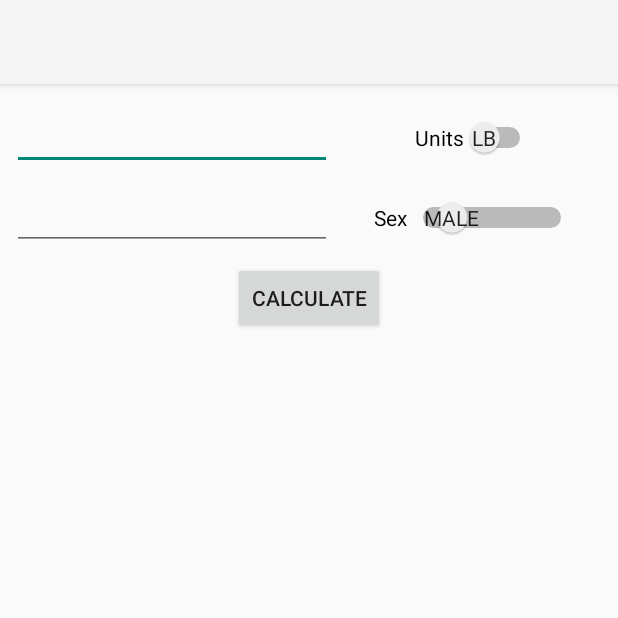
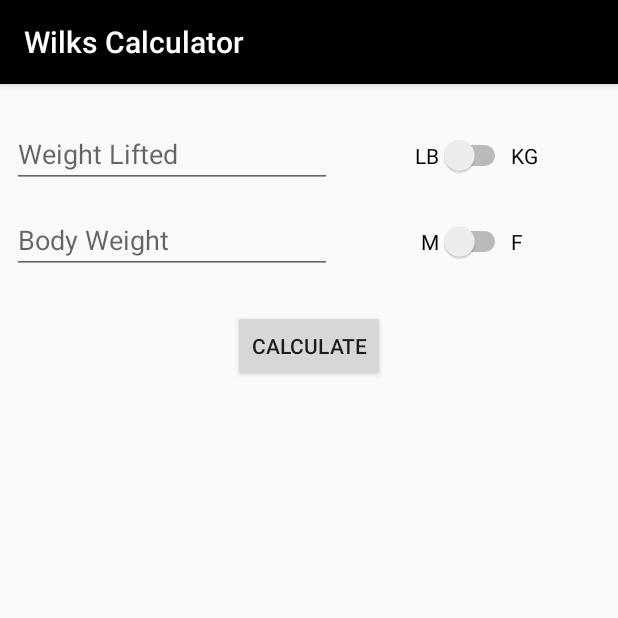
Before and after one commit to Pumbaya/KiloKonverter, an Android app: the screen it shows after launch (WilksActivity), after a tap on "Configure Weights", on a phone screen of 412 x 824 dp, the top half of it. Run offline under Robolectric (Android 15) with nearby library versions, the phone set to English and light mode, and no system bars.

Commit message:
Mostly finished. Well enough to upload to store and start using. Bug galore though, probably.

```diff
--- a/app/build.gradle
+++ b/app/build.gradle
@@ -9,7 +9,7 @@
     compileSdkVersion 28
     defaultConfig {
         applicationId "com.example.pmoayer.kilokonverter"
-        minSdkVersion 15
+        minSdkVersion 21
         targetSdkVersion 28
         versionCode 1
         versionName "1.0"
@@ -21,10 +21,12 @@
             proguardFiles getDefaultProguardFile('proguard-android.txt'), 'proguard-rules.pro'
         }
     }
+    productFlavors {
+    }
 }
 
 dependencies {
-    implementation fileTree(dir: 'libs', include: ['*.jar'])
+    implementation fileTree(include: ['*.jar'], dir: 'libs')
     implementation "org.jetbrains.kotlin:kotlin-stdlib-jre7:$kotlin_version"
     implementation 'com.android.support:appcompat-v7:28.0.0-alpha3'
     implementation 'com.android.support.constraint:constraint-layout:1.1.2'
--- a/app/src/main/java/com/example/pmoayer/kilokonverter/MainActivity.kt
+++ b/app/src/main/java/com/example/pmoayer/kilokonverter/MainActivity.kt
@@ -2,6 +2,8 @@
 
 
 import android.content.Context
+import android.content.res.ColorStateList
+import android.graphics.Color
 import android.os.Bundle
 import android.support.constraint.ConstraintSet
 import android.support.v7.widget.GridLayoutManager
@@ -94,7 +96,7 @@
                 val weight: Double = inputWeight.text.toString().toDouble()
                 val frequencyMap: HashMap<Weight, Int>
                 val conversion: String
-                var tmp: Triple<Double, Weight, HashMap<Weight, Int>>
+                val tmp: Triple<Double, Weight, HashMap<Weight, Int>>
 
                 if (unitsRadioGroup.checkedRadioButtonId == kiloButton.id) {
                     val barbellRadioButton = pound_barbell_buttons.findViewById<RadioButton>(pound_barbell_buttons.checkedRadioButtonId)
@@ -111,7 +113,7 @@
                 val barbell = tmp.second
                 frequencyMap = tmp.third
 
-                var entries = frequencyMap.entries
+                val entries = frequencyMap.entries
                 var frequencyString = barbell.weight.toString() + " barbell\n"
                 for ((key, value) in entries.sortedByDescending { it.key.weight }) {
                     if (value != 0) frequencyString += value.toString() + "x" + key.weight + ", "
@@ -186,7 +188,7 @@
         }
 
         override fun onBindViewHolder(holder: ViewHolder, position: Int) {
-            var weightObj = weightSet[position]
+            val weightObj = weightSet[position]
             holder.checkBox.text = weightObj.weight.toString()
             holder.checkBox.setOnCheckedChangeListener { compoundButton, isChecked ->
                 weightObj.selected = isChecked
@@ -197,10 +199,10 @@
         override fun getItemCount() = weightSet.size
     }
 
-    fun setupBarbellRadio(barbells : ArrayList<Weight>, group : RadioGroup, context : Context) {
-        var radioButton : RadioButton
+    private fun setupBarbellRadio(barbells : ArrayList<Weight>, group : RadioGroup, context : Context) {
+        var radioButton : android.support.v7.widget.AppCompatRadioButton
         for (barbell in barbells) {
-            radioButton = RadioButton(context)
+            radioButton = android.support.v7.widget.AppCompatRadioButton(context)
             radioButton.text = barbell.weight.toString()
             group.addView(radioButton)
 
--- a/app/src/main/java/com/example/pmoayer/kilokonverter/WilksActivity.kt
+++ b/app/src/main/java/com/example/pmoayer/kilokonverter/WilksActivity.kt
@@ -30,11 +30,10 @@
         super.onCreate(savedInstanceState)
         setContentView(R.layout.activity_wilks)
         setSupportActionBar(my_toolbar)
-        supportActionBar?.title = "Wilks Calculator"
 
         //false == male ... true == female
         calculateButton.setOnClickListener {
-            var gender = sexSwitch.isChecked
+            val gender = sexSwitch.isChecked
             var liftedWeight = inputLiftedWeight.text.toString().toDouble()
             var bodyWeight = inputBodyweight.text.toString().toDouble()
 
@@ -43,7 +42,7 @@
                 liftedWeight /= 2.20462
                 bodyWeight /= 2.20462
             }
-            displayResult.text = (calculateWilks(liftedWeight, bodyWeight, gender)).toString()
+            displayResult.text = "%.2f".format(calculateWilks(liftedWeight, bodyWeight, gender))
             Utils.hideKeyboard(this)
         }
     }
@@ -58,4 +57,5 @@
             }
             return liftedWeight * (500.0 / tmp)
     }
+
 }
--- a/app/src/main/res/layout/activity_wilks.xml
+++ b/app/src/main/res/layout/activity_wilks.xml
@@ -2,37 +2,36 @@
 <android.support.constraint.ConstraintLayout
     xmlns:android="http://schemas.android.com/apk/res/android"
     xmlns:app="http://schemas.android.com/apk/res-auto"
-    xmlns:tools="http://schemas.android.com/tools"
     android:layout_width="match_parent"
-    android:layout_height="match_parent">
+    android:layout_height="match_parent"
+    android:theme="@style/NoActionBarTheme"
+    android:focusable="true"
+    android:focusableInTouchMode="true">
 
-    <include
-        android:id="@+id/include"
-        layout="@layout/my_toolbar" />
+    <include layout="@layout/my_toolbar" />
 
     <EditText
         android:id="@+id/inputLiftedWeight"
         android:layout_width="wrap_content"
         android:layout_height="wrap_content"
-        android:layout_marginLeft="8dp"
         android:layout_marginStart="8dp"
-        android:layout_marginTop="12dp"
+        android:layout_marginTop="24dp"
         android:ems="10"
+        android:hint="@string/weight_lifted"
         android:inputType="numberDecimal"
         app:layout_constraintStart_toStartOf="parent"
-        app:layout_constraintTop_toBottomOf="@+id/include" />
+        app:layout_constraintTop_toBottomOf="@id/my_toolbar" />
 
     <Button
         android:id="@+id/calculateButton"
         android:layout_width="wrap_content"
         android:layout_height="wrap_content"
         android:layout_marginEnd="8dp"
-        android:layout_marginLeft="8dp"
-        android:layout_marginRight="8dp"
         android:layout_marginStart="8dp"
-        android:layout_marginTop="8dp"
+        android:layout_marginTop="24dp"
         android:text="@string/calculate"
         app:layout_constraintEnd_toEndOf="parent"
+        app:layout_constraintHorizontal_bias="0.501"
         app:layout_constraintStart_toStartOf="parent"
         app:layout_constraintTop_toBottomOf="@+id/inputBodyweight" />
 
@@ -44,13 +43,11 @@
         android:layout_marginLeft="8dp"
         android:layout_marginRight="8dp"
         android:layout_marginStart="8dp"
-        android:text="@string/units"
-        android:textOff="@string/lb"
-        android:textOn="@string/kg"
-        android:showText="true"
         app:layout_constraintBaseline_toBaselineOf="@+id/inputLiftedWeight"
         app:layout_constraintEnd_toEndOf="parent"
-        app:layout_constraintStart_toEndOf="@+id/inputLiftedWeight" />
+        app:layout_constraintStart_toEndOf="@+id/inputLiftedWeight">
+
+    </Switch>
 
     <Switch
         android:id="@+id/sexSwitch"
@@ -60,10 +57,6 @@
         android:layout_marginLeft="8dp"
         android:layout_marginRight="8dp"
         android:layout_marginStart="8dp"
-        android:text="@string/sex"
-        android:textOff="@string/male"
-        android:textOn="@string/female"
-        android:showText="true"
         app:layout_constraintBaseline_toBaselineOf="@+id/inputBodyweight"
         app:layout_constraintEnd_toEndOf="parent"
         app:layout_constraintStart_toEndOf="@+id/inputBodyweight" />
@@ -72,10 +65,10 @@
         android:id="@+id/inputBodyweight"
         android:layout_width="wrap_content"
         android:layout_height="wrap_content"
-        android:layout_marginLeft="8dp"
         android:layout_marginStart="8dp"
-        android:layout_marginTop="8dp"
+        android:layout_marginTop="12dp"
         android:ems="10"
+        android:hint="@string/body_weight"
         android:inputType="numberDecimal"
         app:layout_constraintStart_toStartOf="parent"
         app:layout_constraintTop_toBottomOf="@+id/inputLiftedWeight" />
@@ -84,13 +77,65 @@
         android:id="@+id/displayResult"
         android:layout_width="wrap_content"
         android:layout_height="wrap_content"
-        android:layout_marginBottom="232dp"
+        android:layout_marginBottom="220dp"
         android:layout_marginEnd="8dp"
         android:layout_marginLeft="8dp"
         android:layout_marginRight="8dp"
         android:layout_marginStart="8dp"
+        android:textColor="@android:color/black"
+        android:textScaleX="1"
+        android:textSize="36sp"
+        android:textStyle="bold"
         app:layout_constraintBottom_toBottomOf="parent"
         app:layout_constraintEnd_toEndOf="parent"
         app:layout_constraintHorizontal_bias="0.501"
         app:layout_constraintStart_toStartOf="parent" />
+
+    <TextView
+        android:id="@+id/textView"
+        android:layout_width="wrap_content"
+        android:layout_height="wrap_content"
+        android:layout_marginStart="8dp"
+        android:text="@string/lb"
+        android:textColor="@color/colorPrimary"
+        app:layout_constraintBaseline_toBaselineOf="@+id/unitSwitch"
+        app:layout_constraintEnd_toStartOf="@+id/unitSwitch"
+        app:layout_constraintHorizontal_bias="1.0"
+        app:layout_constraintStart_toEndOf="@+id/inputLiftedWeight" />
+
+    <TextView
+        android:id="@+id/textView2"
+        android:layout_width="wrap_content"
+        android:layout_height="wrap_content"
+        android:layout_marginEnd="8dp"
+        android:text="@string/kg"
+        android:textColor="@color/colorPrimary"
+        app:layout_constraintBaseline_toBaselineOf="@+id/unitSwitch"
+        app:layout_constraintEnd_toEndOf="parent"
+        app:layout_constraintHorizontal_bias="0.0"
+        app:layout_constraintStart_toEndOf="@+id/unitSwitch" />
+
+    <TextView
+        android:id="@+id/textView3"
+        android:layout_width="wrap_content"
+        android:layout_height="wrap_content"
+        android:layout_marginStart="8dp"
+        android:text="@string/m"
+        android:textColor="@color/colorPrimary"
+        app:layout_constraintBaseline_toBaselineOf="@+id/sexSwitch"
+        app:layout_constraintEnd_toStartOf="@+id/sexSwitch"
+        app:layout_constraintHorizontal_bias="1.0"
+        app:layout_constraintStart_toEndOf="@+id/inputBodyweight" />
+
+    <TextView
+        android:id="@+id/textView4"
+        android:layout_width="wrap_content"
+        android:layout_height="wrap_content"
+        android:layout_marginEnd="8dp"
+        android:text="@string/f"
+        android:textColor="@color/colorPrimary"
+        app:layout_constraintBaseline_toBaselineOf="@+id/sexSwitch"
+        app:layout_constraintEnd_toEndOf="parent"
+        app:layout_constraintHorizontal_bias="0.0"
+        app:layout_constraintStart_toEndOf="@+id/sexSwitch" />
 </android.support.constraint.ConstraintLayout>
--- a/app/src/main/res/layout/my_toolbar.xml
+++ b/app/src/main/res/layout/my_toolbar.xml
@@ -6,16 +6,14 @@
     android:layout_width="match_parent"
     android:layout_height="wrap_content"
     android:layout_marginBottom="8dp"
-    android:background="?attr/colorPrimary"
     android:elevation="4dp"
-    android:theme="@style/ThemeOverlay.AppCompat.ActionBar"
+    android:theme="@style/ToolBarStyle"
 
     app:layout_constraintBottom_toBottomOf="parent"
     app:layout_constraintEnd_toEndOf="parent"
     app:layout_constraintHorizontal_bias="1.0"
     app:layout_constraintStart_toStartOf="parent"
     app:layout_constraintTop_toTopOf="parent"
-    app:layout_constraintVertical_bias="0.0"
-    app:popupTheme="@style/ThemeOverlay.AppCompat.Light" >
+    app:layout_constraintVertical_bias="0.0">
 
 </android.support.v7.widget.Toolbar>
--- a/app/src/main/res/menu/toolbar_menu.xml
+++ b/app/src/main/res/menu/toolbar_menu.xml
@@ -4,12 +4,12 @@
     android:id="@+id/toolbar_menu">
 
     <item android:id="@+id/calculateWilks"
-        android:icon="@drawable/w_abeezee"
+        android:icon="@drawable/w"
         android:title="@string/change_weights"
         app:showAsAction="ifRoom"/>
 
     <item android:id="@+id/configureWeights"
-        android:icon="@drawable/weight_plates"
+        android:icon="@drawable/inverted_weight_plates"
         android:title="@string/change_weights"
         app:showAsAction="ifRoom"/>
 </menu>
--- a/app/src/main/res/menu/toolbar_menu_no_icons.xml
+++ b/app/src/main/res/menu/toolbar_menu_no_icons.xml
@@ -1,5 +1,4 @@
 <?xml version="1.0" encoding="utf-8"?>
 <menu xmlns:android="http://schemas.android.com/apk/res/android"
-    xmlns:app="http://schemas.android.com/apk/res-auto"
     android:id="@+id/toolbar_menu">
 </menu>
--- a/app/src/main/res/values/colors.xml
+++ b/app/src/main/res/values/colors.xml
@@ -1,6 +1,7 @@
 <?xml version="1.0" encoding="utf-8"?>
 <resources>
-    <color name="colorPrimary">#3F51B5</color>
+    <color name="colorPrimary">#000000</color>
     <color name="colorPrimaryDark">#303F9F</color>
-    <color name="colorAccent">#FF4081</color>
+    <color name="colorAccent">#000000</color>
+    <color name="white">#FFFFFF</color>
 </resources>
--- a/app/src/main/res/values/strings.xml
+++ b/app/src/main/res/values/strings.xml
@@ -27,4 +27,8 @@
     <string name="female">Female</string>
     <string name="calculate">Calculate</string>
     <string name="hide">Hide</string>
+    <string name="weight_lifted">Weight Lifted</string>
+    <string name="body_weight">Body Weight</string>
+    <string name="m">M</string>
+    <string name="f">F</string>
 </resources>
--- a/app/src/main/res/values/styles.xml
+++ b/app/src/main/res/values/styles.xml
@@ -12,4 +12,23 @@
 
     <style name="PopupOverlay" parent="ThemeOverlay.AppCompat.Light" />
 
+    <!-- ToolBar -->
+    <style name="ToolBarStyle" parent="Theme.AppCompat.Light.NoActionBar">
+        <item name="android:textColorPrimary">@android:color/white</item>
+        <item name="android:textColorSecondary">@android:color/white</item>
+        <item name="actionMenuTextColor">@android:color/white</item>
+        <item name="android:background">@android:color/black</item>
+    </style>
+
+    <!-- Switch -->
+    <style name="SwitchStyle" parent="Theme.AppCompat.Light.NoActionBar">
+        <!-- active thumb & track color (30% transparency) -->
+        <item name="colorControlActivated">@android:color/darker_gray</item>
+
+        <!-- inactive thumb color -->
+        <item name="colorSwitchThumbNormal">#f1f1f1</item>
+
+        <!-- inactive track color (30% transparency) -->
+        <item name="android:colorForeground">@android:color/darker_gray</item>
+    </style>
 </resources>
```
Also changed, not shown: app/src/main/AndroidManifest.xml (+9 -5 lines), app/src/main/java/com/example/pmoayer/kilokonverter/ConfigureActivity.kt (+6 -12 lines), app/src/main/res/layout/activity_configure.xml (+5 -5 lines), app/src/main/res/layout/activity_main.xml (+12 -9 lines), app/src/main/res/drawable/dumbbell.png (deleted), app/src/main/res/drawable/w.png (added), app/src/main/res/drawable/w_abeezee.png (deleted).
